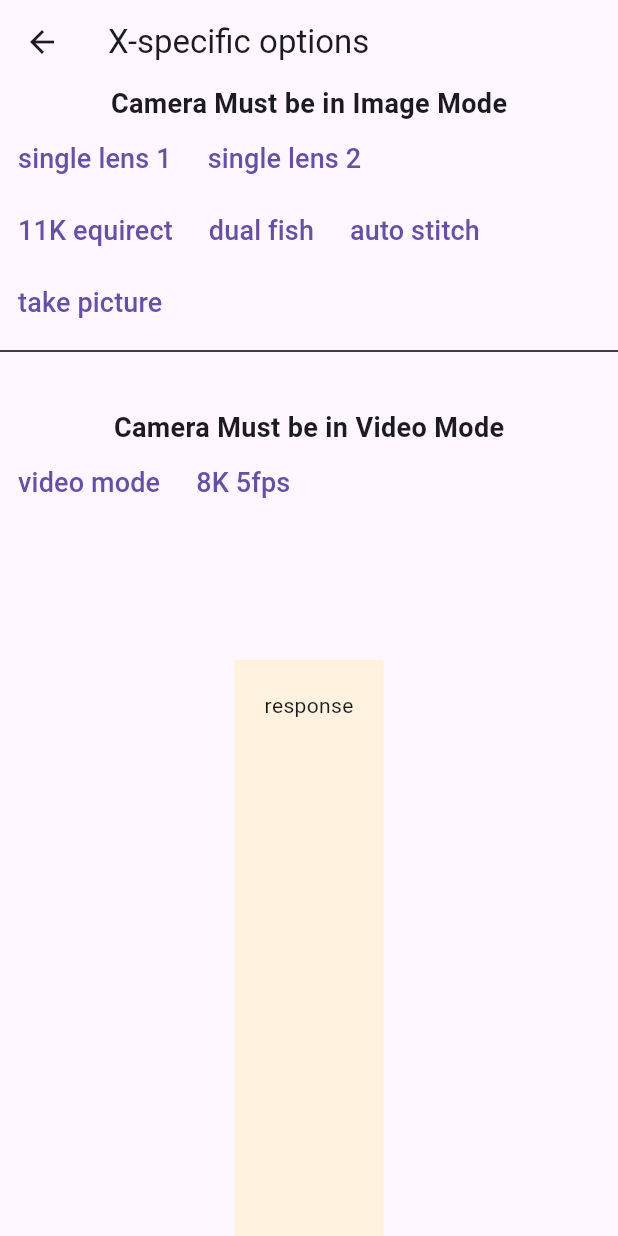
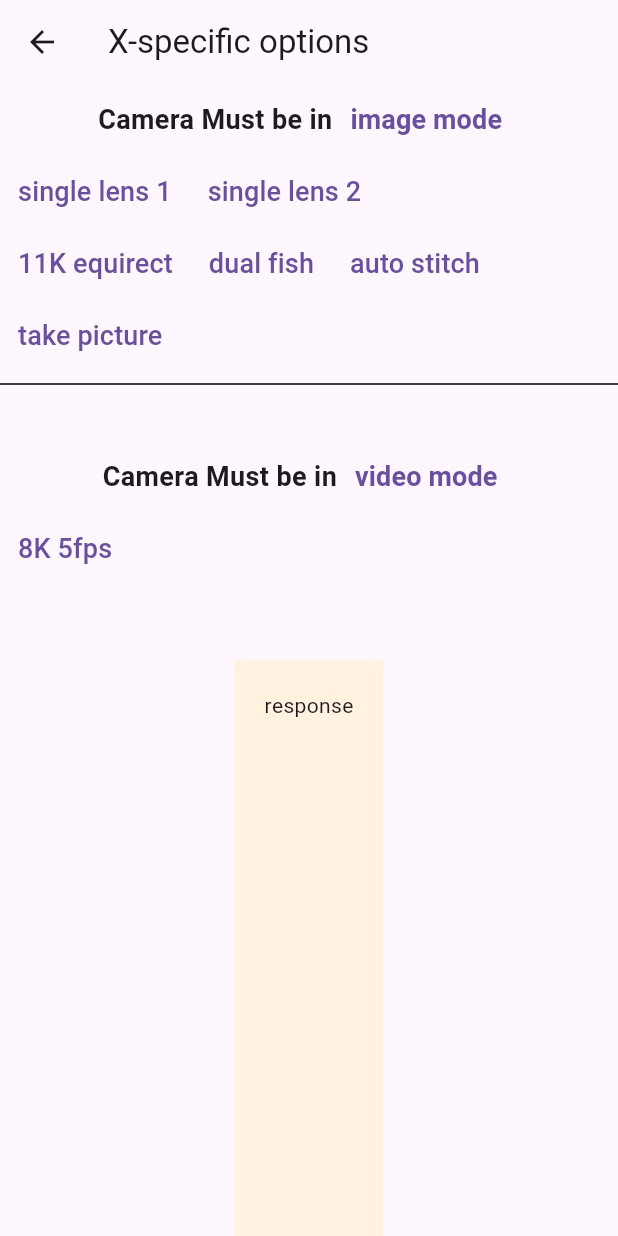
Before and after one commit to codetricity/theta_client_bitrate, a Flutter app: the screen it shows after launch, item 3 of the bottom bar chosen, on a phone screen of 412 x 824 dp. Run offline on Flutter 3.47's test engine with Material 3 defaults, Android fonts, the phone set to English and light mode, and no system bars; our stand-ins replace font_awesome_flutter, plugin_platform_interface, video_player; missing offline and left inert: numeral, panorama.

Commit message:
added image mode to X screen

```diff
--- a/lib/x_screen.dart
+++ b/lib/x_screen.dart
@@ -27,9 +27,35 @@ class _XScreenState extends State<XScreen> {
             flex: 2,
             child: Column(
               children: [
-                const Text(
-                  'Camera Must be in Image Mode',
-                  style: TextStyle(fontSize: 18, fontWeight: FontWeight.bold),
+                Row(
+                  mainAxisAlignment: MainAxisAlignment.center,
+                  children: [
+                    const Text(
+                      'Camera Must be in',
+                      style:
+                          TextStyle(fontSize: 18, fontWeight: FontWeight.bold),
+                    ),
+                    TextButton(
+                        onPressed: () async {
+                          final options = Options();
+                          options.captureMode = CaptureModeEnum.image;
+                          await _thetaClientFlutter.setOptions(options);
+                          await Future.delayed(
+                              const Duration(milliseconds: 500));
+                          final responseOptions = await _thetaClientFlutter
+                              .getOptions([OptionNameEnum.captureMode]);
+
+                          setState(() {
+                            response =
+                                'current mode: ${responseOptions.captureMode.toString()}';
+                          });
+                        },
+                        child: const Text(
+                          'image mode',
+                          style: TextStyle(
+                              fontSize: 18, fontWeight: FontWeight.bold),
+                        )),
+                  ],
                 ),
                 Row(
                   children: [
@@ -214,12 +240,14 @@ class _XScreenState extends State<XScreen> {
                   color: Colors.black,
                 ),
                 const SizedBox(height: 30),
-                const Text(
-                  'Camera Must be in Video Mode',
-                  style: TextStyle(fontSize: 18, fontWeight: FontWeight.bold),
-                ),
                 Row(
+                  mainAxisAlignment: MainAxisAlignment.center,
                   children: [
+                    const Text(
+                      'Camera Must be in',
+                      style:
+                          TextStyle(fontSize: 18, fontWeight: FontWeight.bold),
+                    ),
                     TextButton(
                         onPressed: () async {
                           final options = Options();
@@ -231,13 +259,19 @@ class _XScreenState extends State<XScreen> {
                               .getOptions([OptionNameEnum.captureMode]);
 
                           setState(() {
-                            response = responseOptions.captureMode.toString();
+                            response =
+                                'current mode: ${responseOptions.captureMode.toString()}';
                           });
                         },
                         child: const Text(
                           'video mode',
-                          style: TextStyle(fontSize: 18),
+                          style: TextStyle(
+                              fontSize: 18, fontWeight: FontWeight.bold),
                         )),
+                  ],
+                ),
+                Row(
+                  children: [
                     TextButton(
                       onPressed: () async {
                         final body = {
```
